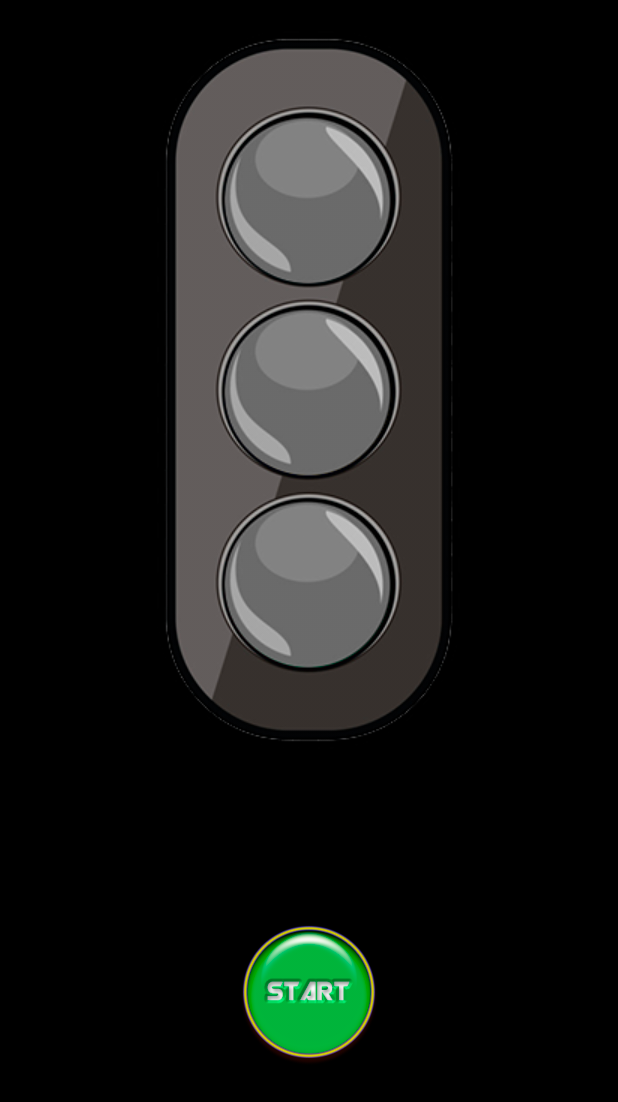
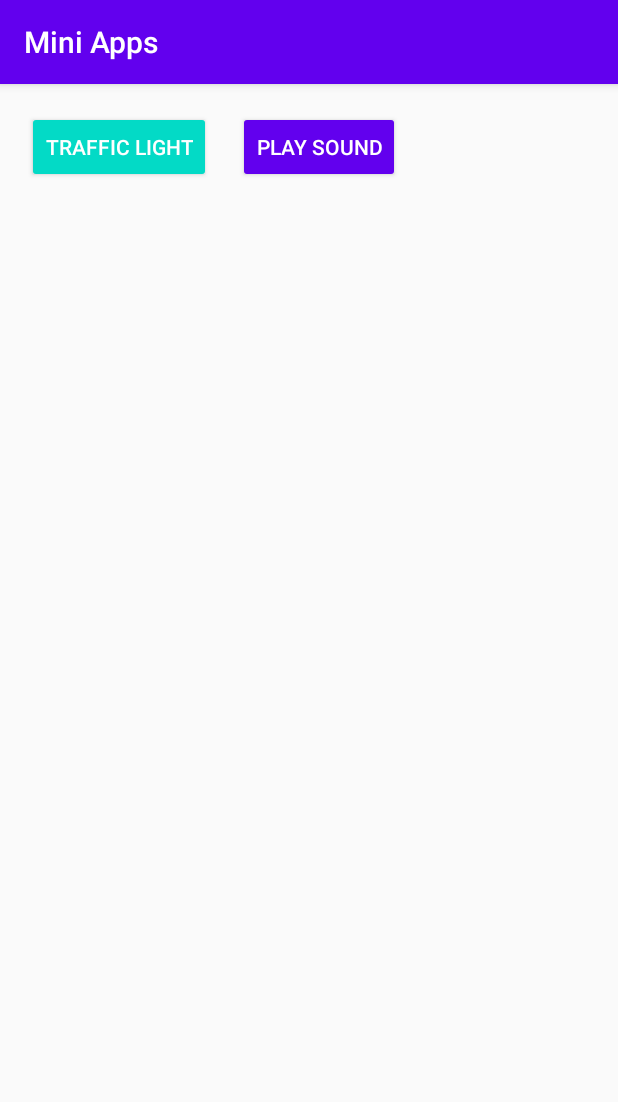
Before and after one commit to lazarovadrian/Traffic_light, an Android app: the screen it shows after launch (MainActivity), on a phone screen of 412 x 824 dp. Shown: the top 1102 px of the screen. Run offline under Robolectric (Android 15) with nearby library versions, the phone set to English and light mode, and no system bars.

Commit message:
update grandle update korlin use binding create new activity - traffic light add btn sound mediaPlayer

```diff
--- a/app/src/main/java/com/lazarovstudio/traffic_light/MainActivity.kt
+++ b/app/src/main/java/com/lazarovstudio/traffic_light/MainActivity.kt
@@ -1,57 +1,32 @@
 package com.lazarovstudio.traffic_light
 
-import android.app.Activity
+import android.content.Intent
+import android.media.MediaPlayer
 import android.os.Bundle
-import android.util.Log
-import android.view.View
-import android.widget.ImageButton
-import android.widget.ImageView
-import java.util.*
+import androidx.appcompat.app.AppCompatActivity
+import com.lazarovstudio.traffic_light.databinding.ActivityMainBinding
 
-class MainActivity : Activity() {
-    //значала объявляем пустую переменную
-    var bgTrafficLight: ImageView? = null
-    var clickStartStop: ImageView? = null
-
-    var counter: Int = 0
-    var timer: Timer? = null
-    var is_run: Boolean = false
-    var imageArray: IntArray = intArrayOf(R.drawable.semafor_red,R.drawable.semafor_yellow,R.drawable.semafor_green)
+class MainActivity : AppCompatActivity() {
+    private lateinit var binding: ActivityMainBinding
+    private lateinit var play: MediaPlayer
 
     override fun onCreate(savedInstanceState: Bundle?) {
+        binding = ActivityMainBinding.inflate(layoutInflater)
         super.onCreate(savedInstanceState)
-        setContentView(R.layout.activity_main)
-//добавляем в переменные
-        bgTrafficLight = findViewById(R.id.bg_traffic_light)
-        clickStartStop = findViewById(R.id.btn_click_traffic_light)
+        setContentView(binding.root)
+
+        binding.btnTrafficLight.setOnClickListener {
+            startActivity(Intent(this, TrafficLight::class.java))
+        }
+
+        binding.btnSound.setOnClickListener {
+            play = MediaPlayer.create(this, R.raw.kryakva1)
+            play.start()
+        }
     }
 
-    fun onClickStartStop(view: View) {
-//        bgTrafficLight?.setImageResource(R.drawable.semafor_green)//если не пустое, запускаем функцию,выбираем картинку, меняем при нажатие
-        view as ImageButton//view превращаем в ImageButton, для получение метода setImageResource
-        if (!is_run){
-            startStop()
-            view.setImageResource(R.drawable.button_stop)
-            is_run = true
-        }else{
-//            bgTrafficLight?.setImageResource(R.drawable.semafor_green)
-            view.setImageResource(R.drawable.button_start)
-            counter = 0
-            timer?.cancel()
-            is_run = false
-        }
-    }
-    fun startStop(){
-        timer = Timer()
-        timer?.schedule(object : TimerTask(){
-            override fun run() {
-               runOnUiThread(){
-                   bgTrafficLight?.setImageResource(imageArray[counter])
-                   counter++
-                   if (counter == 3) counter = 0
-               }
-            }
-
-        }, 0, 800)
+    override fun onStop() {
+        super.onStop()
+        play.stop()
     }
 }
--- a/app/src/main/res/layout/activity_main.xml
+++ b/app/src/main/res/layout/activity_main.xml
@@ -1,36 +1,31 @@
 <?xml version="1.0" encoding="utf-8"?>
-<androidx.constraintlayout.widget.ConstraintLayout
-        xmlns:android="http://schemas.android.com/apk/res/android"
+<androidx.constraintlayout.widget.ConstraintLayout xmlns:android="http://schemas.android.com/apk/res/android"
+    xmlns:app="http://schemas.android.com/apk/res-auto"
     xmlns:tools="http://schemas.android.com/tools"
-        xmlns:app="http://schemas.android.com/apk/res-auto"
     android:layout_width="match_parent"
     android:layout_height="match_parent"
-        android:background="#000"
     tools:context=".MainActivity">
 
-    <ImageView
+    <Button
+        android:id="@+id/btnTrafficLight"
         android:layout_width="wrap_content"
         android:layout_height="wrap_content"
-            android:src="@drawable/semafor_grey"
-            android:id="@+id/bg_traffic_light"
-            app:layout_constraintEnd_toEndOf="parent"
+        android:layout_margin="18dp"
+        android:text="@string/btn_traffic_light"
         app:layout_constraintStart_toStartOf="parent"
         app:layout_constraintTop_toTopOf="parent"
-            android:layout_marginTop="10dp"
-            app:layout_constraintHorizontal_bias="0.496"/>
-    <ImageButton
-            android:layout_width="100dp"
-            android:layout_height="100dp"
-            android:id="@+id/btn_click_traffic_light"
-            android:onClick="onClickStartStop"
-            android:layout_marginBottom="20dp"
-            android:layout_marginTop="8dp"
-            android:scaleType="fitCenter"
-            android:background="#00FFFFFF"
-            android:src="@drawable/button_start"
-            app:layout_constraintTop_toBottomOf="@id/bg_traffic_light"
-            app:layout_constraintRight_toRightOf="parent"
-            app:layout_constraintLeft_toLeftOf="parent"
-            app:layout_constraintBottom_toBottomOf="parent"
-    />
+        android:backgroundTint="@color/design_default_color_secondary"
+        android:textColor="@color/colorWhite"/>
+
+    <Button
+        android:id="@+id/btnSound"
+        android:layout_width="wrap_content"
+        android:layout_height="wrap_content"
+        android:layout_margin="18dp"
+        android:text="@string/play_sound"
+        app:layout_constraintStart_toEndOf="@id/btnTrafficLight"
+        app:layout_constraintTop_toTopOf="parent"
+        android:backgroundTint="@color/design_default_color_primary"
+        android:textColor="@color/colorWhite"/>
+
 </androidx.constraintlayout.widget.ConstraintLayout>
--- a/app/src/main/res/values/colors.xml
+++ b/app/src/main/res/values/colors.xml
@@ -3,4 +3,5 @@
     <color name="colorPrimary">#6200EE</color>
     <color name="colorPrimaryDark">#3700B3</color>
     <color name="colorAccent">#03DAC5</color>
+    <color name="colorWhite">#ffffff</color>
 </resources>
--- a/app/src/main/res/values/strings.xml
+++ b/app/src/main/res/values/strings.xml
@@ -1,3 +1,7 @@
 <resources>
-    <string name="app_name">Traffic_light</string>
+    <string name="app_name">Mini Apps</string>
+    <string name="image_traffic">image traffic</string>
+    <string name="btn_start_stop">btn start/stop</string>
+    <string name="btn_traffic_light">Traffic Light</string>
+    <string name="play_sound">Play Sound</string>
 </resources>
--- a/build.gradle
+++ b/build.gradle
@@ -6,8 +6,8 @@ buildscript {
         jcenter()
     }
     dependencies {
-        classpath "com.android.tools.build:gradle:4.0.0"
-        classpath "org.jetbrains.kotlin:kotlin-gradle-plugin:$kotlin_version"
+        classpath 'com.android.tools.build:gradle:7.1.0-alpha13'
+        classpath "org.jetbrains.kotlin:kotlin-gradle-plugin:1.6.0-M1"
 
         // NOTE: Do not place your application dependencies here; they belong
         // in the individual module build.gradle files
```
Also changed, not shown: app/build.gradle (+17 -11 lines), app/src/main/AndroidManifest.xml (+9 -3 lines), app/src/main/java/com/lazarovstudio/traffic_light/TrafficLight.kt (added, +62 -0 lines), app/src/main/res/layout/activity_traffic_light.xml (added, +36 -0 lines), gradle/wrapper/gradle-wrapper.properties, 2 other files. Lines whose indentation alone changed are shown as unchanged.
